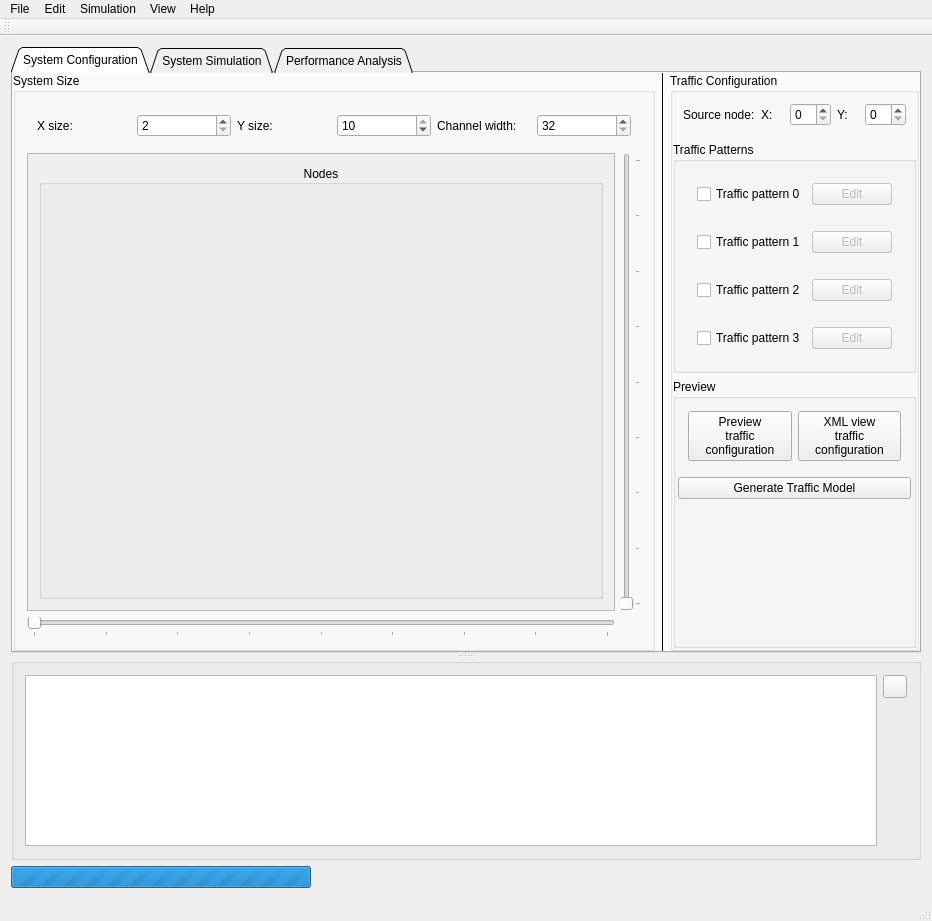
Before: the Qt Designer form RS/forms/MainWindow.ui in leds-lab/redscarf, drawn with Qt 5.
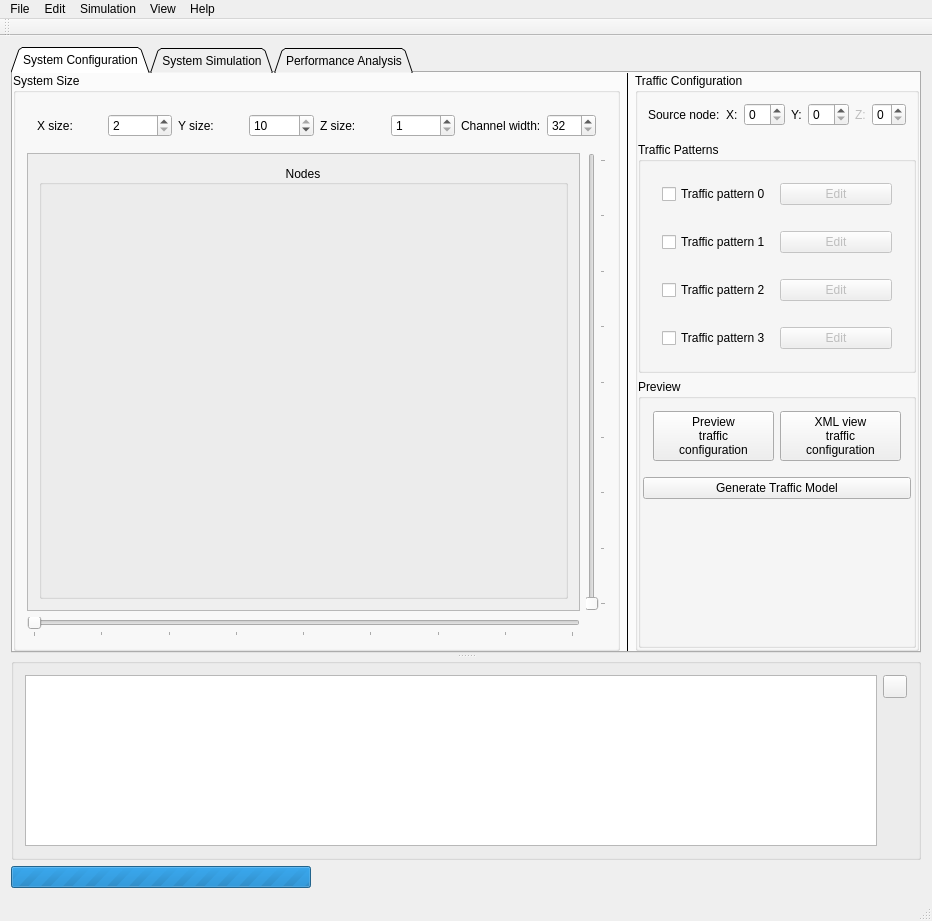
After: the same form once the commit is applied. Icons and pictures are not drawn.

What changed in the file:
```diff
--- a/RS/forms/MainWindow.ui
+++ b/RS/forms/MainWindow.ui
@@ -183,6 +183,30 @@
                 </item>
                </layout>
               </item>
+              <item>
+               <layout class="QHBoxLayout" name="horizontalLayout_8">
+                <item>
+                 <widget class="QLabel" name="label">
+                  <property name="text">
+                   <string>Z size:</string>
+                  </property>
+                 </widget>
+                </item>
+                <item>
+                 <widget class="QSpinBox" name="spinInZSize">
+                  <property name="statusTip">
+                   <string>Number of layers in a 3D Mesh</string>
+                  </property>
+                  <property name="minimum">
+                   <number>1</number>
+                  </property>
+                  <property name="maximum">
+                   <number>4</number>
+                  </property>
+                 </widget>
+                </item>
+               </layout>
+              </item>
               <item>
                <layout class="QHBoxLayout" name="horizontalLayout_11">
                 <item>
@@ -284,7 +308,7 @@
                   <rect>
                    <x>0</x>
                    <y>0</y>
-                   <width>559</width>
+                   <width>528</width>
                    <height>469</height>
                   </rect>
                  </property>
@@ -452,6 +476,27 @@
                 </item>
                </layout>
               </item>
+              <item>
+               <layout class="QHBoxLayout" name="horizontalLayout_22">
+                <item>
+                 <widget class="QLabel" name="labelSourceNodeZ">
+                  <property name="enabled">
+                   <bool>false</bool>
+                  </property>
+                  <property name="text">
+                   <string>Z:</string>
+                  </property>
+                 </widget>
+                </item>
+                <item>
+                 <widget class="QSpinBox" name="spinInSrcNodeZ">
+                  <property name="maximum">
+                   <number>3</number>
+                  </property>
+                 </widget>
+                </item>
+               </layout>
+              </item>
              </layout>
             </item>
             <item>
```
Left out of the diff: 47 changed lines with no effect on the pictures.
